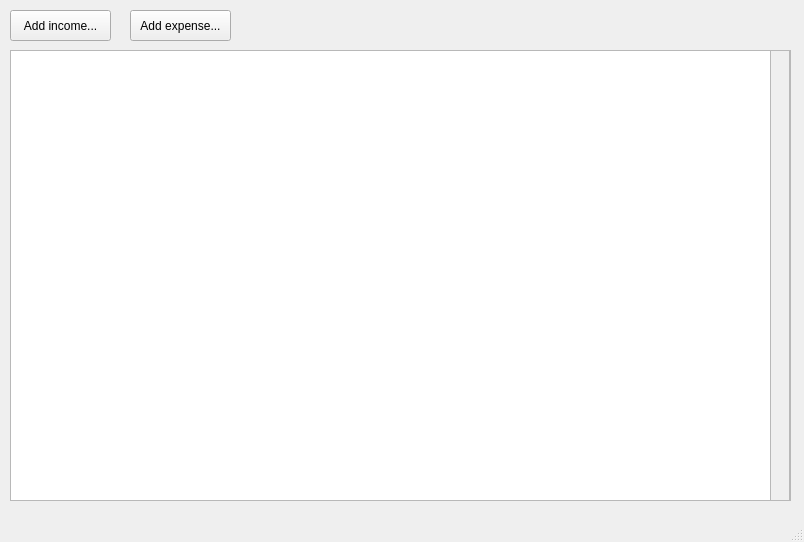
Before: the Qt Designer form ui/mainwindow.ui in maxjamcitar/purseqt, drawn with Qt 5.
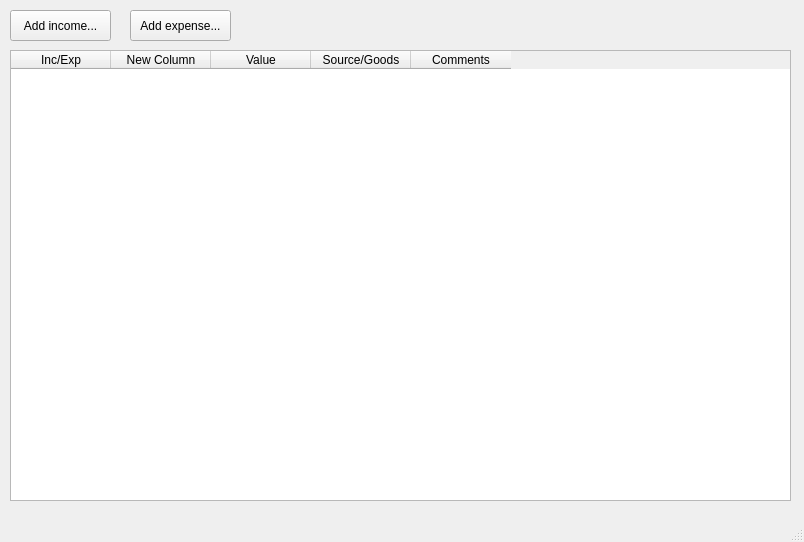
After: the same form once the commit is applied.

The edit to the form file:
```diff
--- a/ui/mainwindow.ui
+++ b/ui/mainwindow.ui
@@ -23,29 +23,34 @@
       <height>451</height>
      </rect>
     </property>
-   </widget>
-   <widget class="QScrollArea" name="scrollTransactions">
-    <property name="geometry">
-     <rect>
-      <x>770</x>
-      <y>50</y>
-      <width>20</width>
-      <height>451</height>
-     </rect>
+    <property name="sortingEnabled">
+     <bool>false</bool>
     </property>
-    <property name="widgetResizable">
-     <bool>true</bool>
-    </property>
-    <widget class="QWidget" name="scrollAreaWidgetContents">
-     <property name="geometry">
-      <rect>
-       <x>0</x>
-       <y>0</y>
-       <width>18</width>
-       <height>449</height>
-      </rect>
+    <column>
+     <property name="text">
+      <string>Inc/Exp</string>
      </property>
-    </widget>
+    </column>
+    <column>
+     <property name="text">
+      <string>New Column</string>
+     </property>
+    </column>
+    <column>
+     <property name="text">
+      <string>Value</string>
+     </property>
+    </column>
+    <column>
+     <property name="text">
+      <string>Source/Goods</string>
+     </property>
+    </column>
+    <column>
+     <property name="text">
+      <string>Comments</string>
+     </property>
+    </column>
    </widget>
    <widget class="QPushButton" name="buttonAddIncome">
     <property name="geometry">
```
